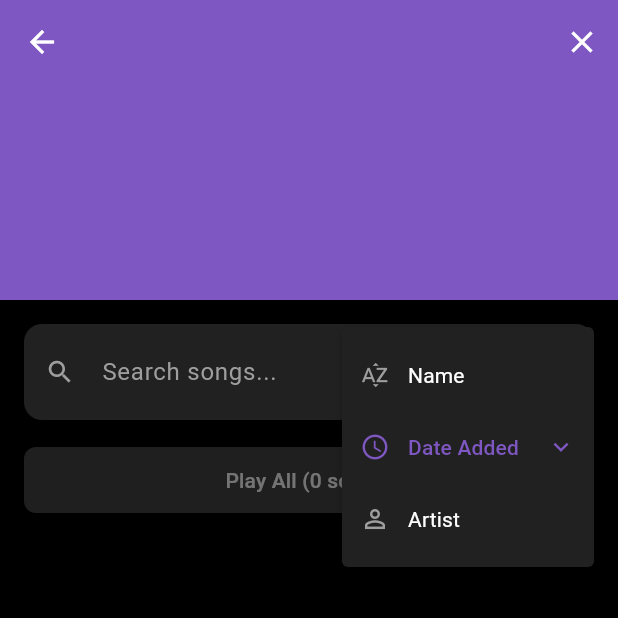
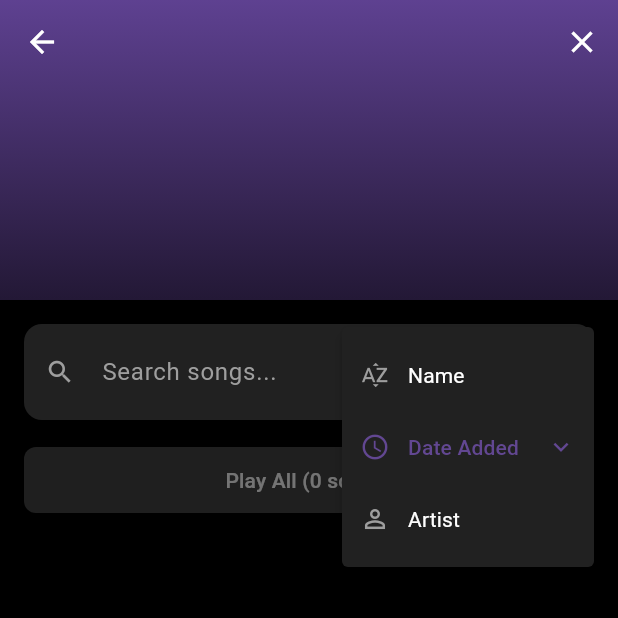
Before and after one commit to jeevesh256/voxel, a Flutter app: the PlaylistPage screen opened directly with empty values, after a tap on the "search" icon, after a tap on the "sort" icon, on a phone screen of 412 x 824 dp, the top half of it. Run offline on Flutter 3.47's test engine with Material 3 defaults, Android fonts, the phone set to English and light mode, and no system bars; our stand-ins replace image_picker, just_audio, just_audio_background, permission_handler, rxdart, shared_preferences; accounts and stored records are empty; network calls fail; statements that could not run were skipped.

Commit message:
improved queues and added gradient bg for playlists

```diff
--- a/lib/pages/playlist_page.dart
+++ b/lib/pages/playlist_page.dart
@@ -86,6 +86,13 @@ class _PlaylistPageState extends State<PlaylistPage> {
   Future<void> _showAddToPlaylistDialog(File song) async {
     final audioService = context.read<AudioPlayerService>();
     final customPlaylists = audioService.customPlaylists;
+    final currentCustomPlaylist = audioService.getCustomPlaylist(widget.playlistId);
+
+    // Determine the color to use
+    Color dialogColor = Colors.deepPurple.shade400; // Default color
+    if (currentCustomPlaylist?.artworkColor != null) {
+      dialogColor = Color(currentCustomPlaylist!.artworkColor!);
+    }
 
     showDialog(
       context: context,
@@ -97,7 +104,7 @@ class _PlaylistPageState extends State<PlaylistPage> {
           children: [
             // Create new playlist option
             ListTile(
-              leading: Icon(Icons.add, color: Colors.deepPurple.shade400),
+              leading: Icon(Icons.add, color: dialogColor),
               title: const Text('Create New Playlist', style: TextStyle(color: Colors.white)),
               subtitle: Text('Create a new playlist with this song', style: TextStyle(color: Colors.grey[400])),
               onTap: () async {
@@ -201,7 +208,7 @@ class _PlaylistPageState extends State<PlaylistPage> {
         ScaffoldMessenger.of(context).showSnackBar(
           SnackBar(
             content: Text('Created "${result['name']}" and added song'),
-            backgroundColor: Colors.deepPurple.shade400,
+            backgroundColor: result['color'] != null ? Color(result['color']) : Colors.deepPurple.shade400,
           ),
         );
       });
@@ -214,6 +221,18 @@ class _PlaylistPageState extends State<PlaylistPage> {
     final allSongs = audioService.getPlaylistSongs(widget.playlistId);
     final songs = _getFilteredAndSortedSongs(allSongs);
     final isCustomPlaylist = audioService.getCustomPlaylist(widget.playlistId) != null;
+    final customPlaylist = audioService.getCustomPlaylist(widget.playlistId);
+
+    // Determine the color to use for the playlist
+    Color playlistColor = Colors.deepPurple.shade400; // Default color
+    if (customPlaylist?.artworkColor != null) {
+      playlistColor = Color(customPlaylist!.artworkColor!);
+    }
+
+    // Create subtle variations for different UI elements
+    final playlistColorSubtle = playlistColor.withOpacity(0.7);
+    final playlistColorVerySubtle = playlistColor.withOpacity(0.3);
+    final playlistColorFaint = playlistColor.withOpacity(0.15);
 
     return Scaffold(
       body: CustomScrollView(
@@ -221,15 +240,25 @@ class _PlaylistPageState extends State<PlaylistPage> {
           SliverAppBar(
             expandedHeight: 200,
             pinned: true,
+            backgroundColor: playlistColorFaint,
             flexibleSpace: FlexibleSpaceBar(
               title: Text(widget.title),
               background: Container(
-                color: Colors.deepPurple.shade400,
+                decoration: BoxDecoration(
+                  gradient: LinearGradient(
+                    begin: Alignment.topCenter,
+                    end: Alignment.bottomCenter,
+                    colors: [
+                      playlistColorSubtle,
+                      playlistColorFaint,
+                    ],
+                  ),
+                ),
                 child: Center(
                   child: Icon(
                     widget.icon,
                     size: 64,
-                    color: Colors.white,
+                    color: Colors.white.withOpacity(0.9),
                   ),
                 ),
               ),
@@ -312,7 +341,7 @@ class _PlaylistPageState extends State<PlaylistPage> {
                         padding: const EdgeInsets.all(12),
                         child: Icon(
                           Icons.sort,
-                          color: Colors.deepPurple.shade400,
+                          color: playlistColor,
                           size: 20,
                         ),
                       ),
@@ -324,7 +353,7 @@ class _PlaylistPageState extends State<PlaylistPage> {
                             children: [
                               Icon(
                                 Icons.sort_by_alpha,
-                                color: _sortOption == SortOption.name ? Colors.deepPurple.shade400 : Colors.grey,
+                                color: _sortOption == SortOption.name ? playlistColorSubtle : Colors.grey,
                                 size: 20,
                               ),
                               const SizedBox(width: 12),
@@ -332,7 +361,7 @@ class _PlaylistPageState extends State<PlaylistPage> {
                                 child: Text(
                                   'Name',
                                   style: TextStyle(
-                                    color: _sortOption == SortOption.name ? Colors.deepPurple.shade400 : Colors.white,
+                                    color: _sortOption == SortOption.name ? playlistColorSubtle : Colors.white,
                                     fontWeight: _sortOption == SortOption.name ? FontWeight.w500 : FontWeight.normal,
                                   ),
                                 ),
@@ -341,7 +370,7 @@ class _PlaylistPageState extends State<PlaylistPage> {
                 Icon(
                   _isAscending ? Icons.keyboard_arrow_up : Icons.keyboard_arrow_down,
                   size: 20,
-                                  color: Colors.deepPurple.shade400,
+                  color: playlistColorSubtle,
                 ),
                             ],
                           ),
@@ -352,7 +381,7 @@ class _PlaylistPageState extends State<PlaylistPage> {
                             children: [
                               Icon(
                                 Icons.schedule,
-                                color: _sortOption == SortOption.dateAdded ? Colors.deepPurple.shade400 : Colors.grey,
+                                color: _sortOption == SortOption.dateAdded ? playlistColorSubtle : Colors.grey,
                                 size: 20,
                               ),
                               const SizedBox(width: 12),
@@ -360,7 +389,7 @@ class _PlaylistPageState extends State<PlaylistPage> {
                                 child: Text(
                                   'Date Added',
                                   style: TextStyle(
-                                    color: _sortOption == SortOption.dateAdded ? Colors.deepPurple.shade400 : Colors.white,
+                                    color: _sortOption == SortOption.dateAdded ? playlistColorSubtle : Colors.white,
                                     fontWeight: _sortOption == SortOption.dateAdded ? FontWeight.w500 : FontWeight.normal,
                                   ),
                                 ),
@@ -369,7 +398,7 @@ class _PlaylistPageState extends State<PlaylistPage> {
                 Icon(
                   _isAscending ? Icons.keyboard_arrow_up : Icons.keyboard_arrow_down,
                   size: 20,
-                                  color: Colors.deepPurple.shade400,
+                  color: playlistColorSubtle,
                 ),
                             ],
                           ),
@@ -380,7 +409,7 @@ class _PlaylistPageState extends State<PlaylistPage> {
                             children: [
                               Icon(
                                 Icons.person_outline,
-                                color: _sortOption == SortOption.artist ? Colors.deepPurple.shade400 : Colors.grey,
+                                color: _sortOption == SortOption.artist ? playlistColorSubtle : Colors.grey,
                                 size: 20,
                               ),
                               const SizedBox(width: 12),
@@ -388,7 +417,7 @@ class _PlaylistPageState extends State<PlaylistPage> {
                                 child: Text(
                                   'Artist',
                                   style: TextStyle(
-                                    color: _sortOption == SortOption.artist ? Colors.deepPurple.shade400 : Colors.white,
+                                    color: _sortOption == SortOption.artist ? playlistColorSubtle : Colors.white,
                                     fontWeight: _sortOption == SortOption.artist ? FontWeight.w500 : FontWeight.normal,
                                   ),
                                 ),
@@ -397,7 +426,7 @@ class _PlaylistPageState extends State<PlaylistPage> {
                 Icon(
                   _isAscending ? Icons.keyboard_arrow_up : Icons.keyboard_arrow_down,
                   size: 20,
-                                  color: Colors.deepPurple.shade400,
+                  color: playlistColorSubtle,
                 ),
                             ],
                           ),
@@ -426,10 +455,11 @@ class _PlaylistPageState extends State<PlaylistPage> {
                 width: double.infinity,
                 child: ElevatedButton(
                   onPressed: songs.isEmpty ? null : () {
-                    audioService.playPlaylist(widget.playlistId);
+                    // Play the filtered and sorted songs that the user actually sees
+                    audioService.playFilteredPlaylist(widget.playlistId, songs);
                   },
                   style: ElevatedButton.styleFrom(
-                    backgroundColor: Colors.deepPurple.shade400,
+                    backgroundColor: playlistColorSubtle,
                     foregroundColor: Colors.white,
                     padding: const EdgeInsets.symmetric(vertical: 12),
                     shape: RoundedRectangleBorder(
@@ -443,12 +473,9 @@ class _PlaylistPageState extends State<PlaylistPage> {
           ),
           // Songs List
           if (isCustomPlaylist && !_isSearching && _searchQuery.isEmpty)
-            SliverReorderableList(
-              itemCount: songs.length,
-              onReorder: (oldIndex, newIndex) {
-                audioService.reorderSongsInCustomPlaylist(widget.playlistId, oldIndex, newIndex);
-              },
-              itemBuilder: (context, index) {
+            SliverList(
+              delegate: SliverChildBuilderDelegate(
+                (context, index) {
                   final file = songs[index];
                   final name = file.path.split('/').last.replaceAll(RegExp(r'\.(mp3|m4a|wav|aac|flac)$'), '');
 
@@ -478,10 +505,7 @@ class _PlaylistPageState extends State<PlaylistPage> {
                           'Unknown Artist',
                           style: TextStyle(color: Colors.grey.shade400),
                         ),
-                      trailing: Row(
-                        mainAxisSize: MainAxisSize.min,
-                        children: [
-                          PopupMenuButton<String>(
+                        trailing: PopupMenuButton<String>(
                           color: Colors.grey[900],
                           icon: Icon(Icons.more_vert, color: Colors.grey[400]),
                           tooltip: 'More options',
@@ -506,7 +530,7 @@ class _PlaylistPageState extends State<PlaylistPage> {
                               value: 'add_to_playlist',
                               child: Row(
                                 children: [
-                                    Icon(Icons.playlist_add, color: Colors.deepPurple.shade400),
+                                  Icon(Icons.playlist_add, color: playlistColorSubtle),
                                   const SizedBox(width: 8),
                                   const Text('Add to playlist', style: TextStyle(color: Colors.white)),
                                 ],
@@ -524,22 +548,15 @@ class _PlaylistPageState extends State<PlaylistPage> {
                             ),
                           ],
                         ),
-                          ReorderableDragStartListener(
-                            index: index,
-                            child: Icon(
-                              Icons.drag_handle,
-                              color: Colors.grey[400],
-                            ),
-                          ),
-                        ],
-                      ),
                         onTap: () {
-                        audioService.playFileInContext(file, allSongs);
+                          audioService.playFileInContextWithPlaylistId(file, songs, widget.playlistId);
                         },
                       );
                     },
                   );
                 },
+                childCount: songs.length,
+              ),
             )
           else
             SliverList(
@@ -598,7 +615,7 @@ class _PlaylistPageState extends State<PlaylistPage> {
                               value: 'add_to_playlist',
                               child: Row(
                                 children: [
-                                  Icon(Icons.playlist_add, color: Colors.deepPurple.shade400),
+                                  Icon(Icons.playlist_add, color: playlistColorSubtle),
                                   const SizedBox(width: 8),
                                   const Text('Add to playlist', style: TextStyle(color: Colors.white)),
                                 ],
@@ -618,7 +635,7 @@ class _PlaylistPageState extends State<PlaylistPage> {
                           ],
                         ),
                         onTap: () {
-                          audioService.playFileInContext(file, allSongs);
+                          audioService.playFileInContextWithPlaylistId(file, songs, widget.playlistId);
                         },
                       );
                     },
--- a/lib/services/audio_queue_manager.dart
+++ b/lib/services/audio_queue_manager.dart
@@ -1,4 +1,3 @@
-import 'package:just_audio/just_audio.dart';
 import '../models/song.dart';
 
 abstract class AudioQueueManager {
--- a/lib/widgets/player.dart
+++ b/lib/widgets/player.dart
@@ -21,7 +21,7 @@ class MiniPlayer extends StatelessWidget {
         audioService.player.playerStateStream,
         audioService.currentMediaStream,
         (state, media) => (state, media),
-      ),
+      ).asBroadcastStream(),
       builder: (context, snapshot) {
         if (!snapshot.hasData ||
             snapshot.data?.$1.processingState == ProcessingState.idle ||
@@ -166,7 +166,7 @@ class MiniPlayer extends StatelessWidget {
         audioService.player.positionStream,
         audioService.player.durationStream,
         (position, duration) => (position, duration),
-      ),
+      ).asBroadcastStream(),
       builder: (context, snapshot) {
         if (!snapshot.hasData) return const SizedBox(height: 2);
 
@@ -474,7 +474,7 @@ class _FullScreenPlayerState extends State<FullScreenPlayer> {
         audioService.player.positionStream,
         audioService.player.durationStream,
         (position, duration) => (position, duration),
-      ),
+      ).asBroadcastStream(),
       builder: (context, snapshot) {
         if (!snapshot.hasData) return const SizedBox(height: 48);
 
```
Also changed, not shown: lib/services/audio_service.dart (+114 -43 lines), lib/services/playlist_handler.dart (+42 -22 lines), lib/widgets/queue.dart (+54 -49 lines). Lines whose indentation alone changed are shown as unchanged.
